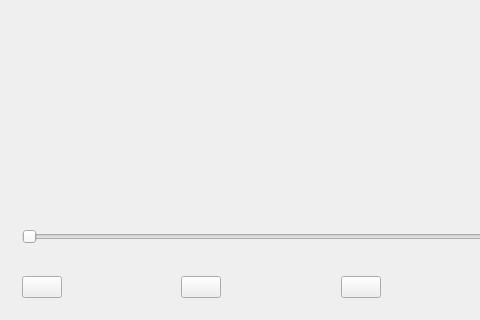
The window that myVedioPlayer/widget.ui (qwd867/school-multi--media) describes before a commit, drawn with Qt 5; both pictures show x 0 to 480 and y 280 to 600 of the 1000 by 600 pixel window.
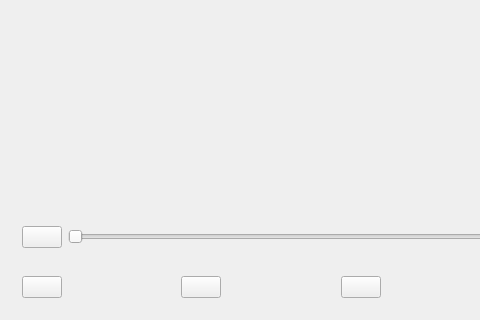
The same window after the commit. Icons and pictures are not drawn.

```diff
--- a/myVedioPlayer/widget.ui
+++ b/myVedioPlayer/widget.ui
@@ -63,6 +63,13 @@
       </size>
      </property>
      <layout class="QHBoxLayout" name="horizontalLayout_3">
+      <item>
+       <widget class="QPushButton" name="pushButton">
+        <property name="text">
+         <string/>
+        </property>
+       </widget>
+      </item>
       <item>
        <widget class="QSlider" name="hSlider_progressBar">
         <property name="mouseTracking">
```
